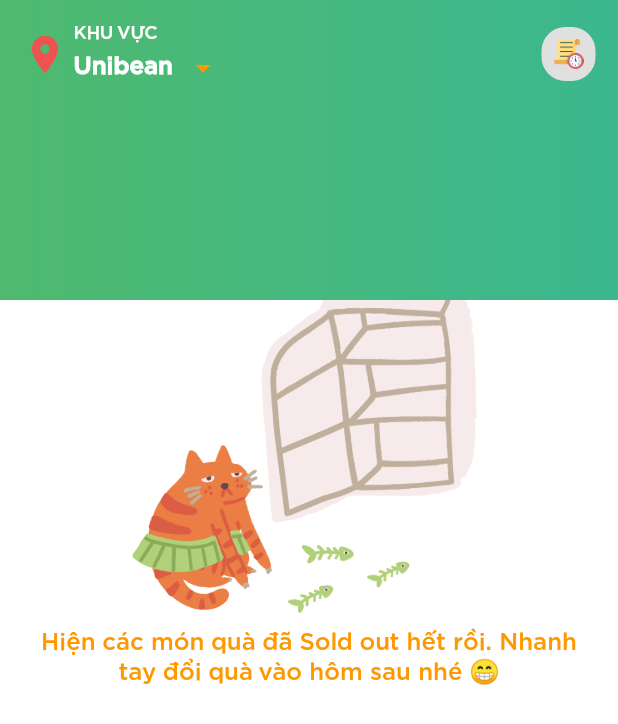
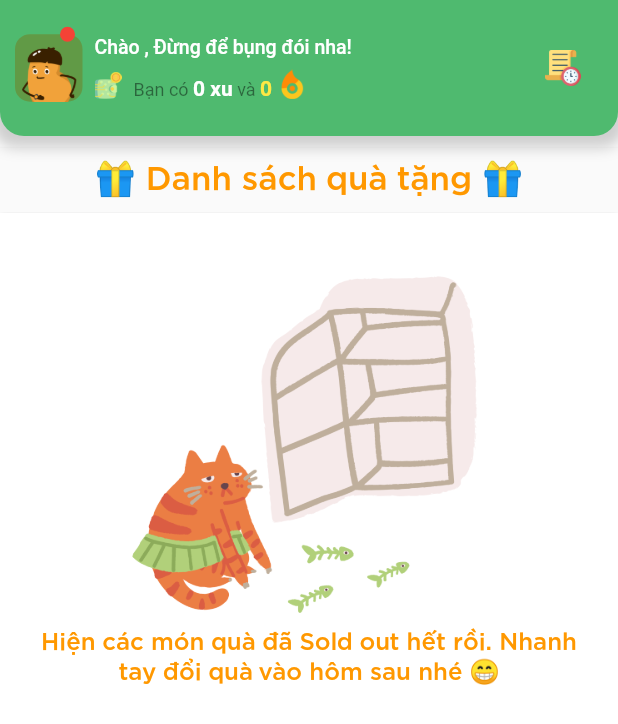
Before and after one commit to nguyenduong9799/beanoi-mobile, a Flutter app: the GiftScreen screen opened by its route, on a phone screen of 412 x 824 dp. Shown: the top 724 px of the screen. Run offline on Flutter 3.47's test engine with Material 2 defaults, Android fonts, the phone set to English and light mode, and no system bars; our stand-ins replace animated_text_kit, cached_network_image, dio, expandable, firebase_analytics, firebase_auth and 16 more; missing offline and left inert: dio_http_cache; accounts and stored records are empty; statements that could not run were skipped.

```diff
--- a/lib/Accessories/appbar.dart
+++ b/lib/Accessories/appbar.dart
@@ -6,7 +6,6 @@ import 'package:shimmer/shimmer.dart';
 import 'package:unidelivery_mobile/Constraints/index.dart';
 import 'package:unidelivery_mobile/Enums/index.dart';
 import 'package:unidelivery_mobile/ViewModel/index.dart';
-
 
 class DefaultAppBar extends StatefulWidget implements PreferredSizeWidget {
   final String title;
@@ -224,7 +223,7 @@ class _GiftAppBarSate extends State<GiftAppBar> {
               ),
               children: <TextSpan>[
                 TextSpan(
-                  text: "${user.name.toUpperCase()}",
+                  text: "${user?.name?.toUpperCase() ?? "-"}",
                   style: TextStyle(
                     fontWeight: FontWeight.bold,
                     fontStyle: FontStyle.italic,
@@ -266,7 +265,7 @@ class _GiftAppBarSate extends State<GiftAppBar> {
               ),
               children: [
                 TextSpan(
-                  text: "${user.balance.floor()} xu",
+                  text: "${user?.balance?.floor() ?? "-"} xu",
                   style: TextStyle(
                     fontWeight: FontWeight.bold,
                     fontSize: 14,
@@ -275,7 +274,7 @@ class _GiftAppBarSate extends State<GiftAppBar> {
                 ),
                 TextSpan(text: " và "),
                 TextSpan(
-                  text: "${user.point.floor()} ",
+                  text: "${user?.point?.floor() ?? "-"} ",
                   style: TextStyle(
                     fontWeight: FontWeight.bold,
                     fontSize: 14,
--- a/lib/Utils/shared_pref.dart
+++ b/lib/Utils/shared_pref.dart
@@ -1,5 +1,4 @@
 import 'dart:convert';
-
 import 'package:get/get.dart';
 import 'package:shared_preferences/shared_preferences.dart';
 import 'package:unidelivery_mobile/Model/DTO/index.dart';
--- a/lib/View/gift.dart
+++ b/lib/View/gift.dart
@@ -143,7 +143,7 @@ class _GiftScreenState extends State<GiftScreen> {
                   ),
                 ),
               ),
-              HomeAppBar(),
+              GiftAppBar(),
             ],
           ),
         ),
--- a/lib/View/nav_screen.dart
+++ b/lib/View/nav_screen.dart
@@ -47,7 +47,7 @@ class _RootScreenState extends State<RootScreen> {
           // FEATURE: HIEN GOI Y KHI USER KHONG TAP VAO SCREEN MOT KHOANG THOI GIAN
         },
         child: Scaffold(
-            floatingActionButton: buildCartButton(),
+            floatingActionButton: CartButton(),
             body: IndexedStack(
               index: _selectedIndex,
               children: _screens,
--- a/lib/View/supplier.dart
+++ b/lib/View/supplier.dart
@@ -54,7 +54,7 @@ class _SupplierScreenState extends State<SupplierScreen> {
     return ScopedModel(
       model: model,
       child: Scaffold(
-        floatingActionButton: buildCartButton(),
+        floatingActionButton: CartButton(),
         body: SafeArea(
           child: Center(
             child: RefreshIndicator(
```
Also changed, not shown: lib/Accessories/cart_button.dart (+15 -3 lines).
